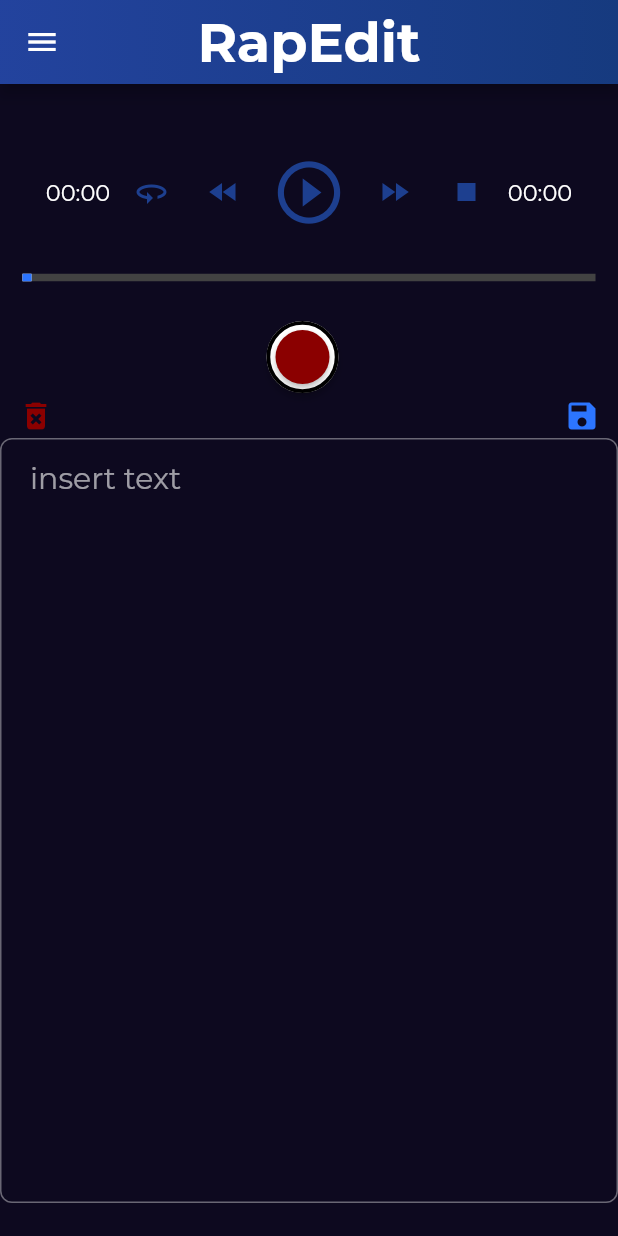
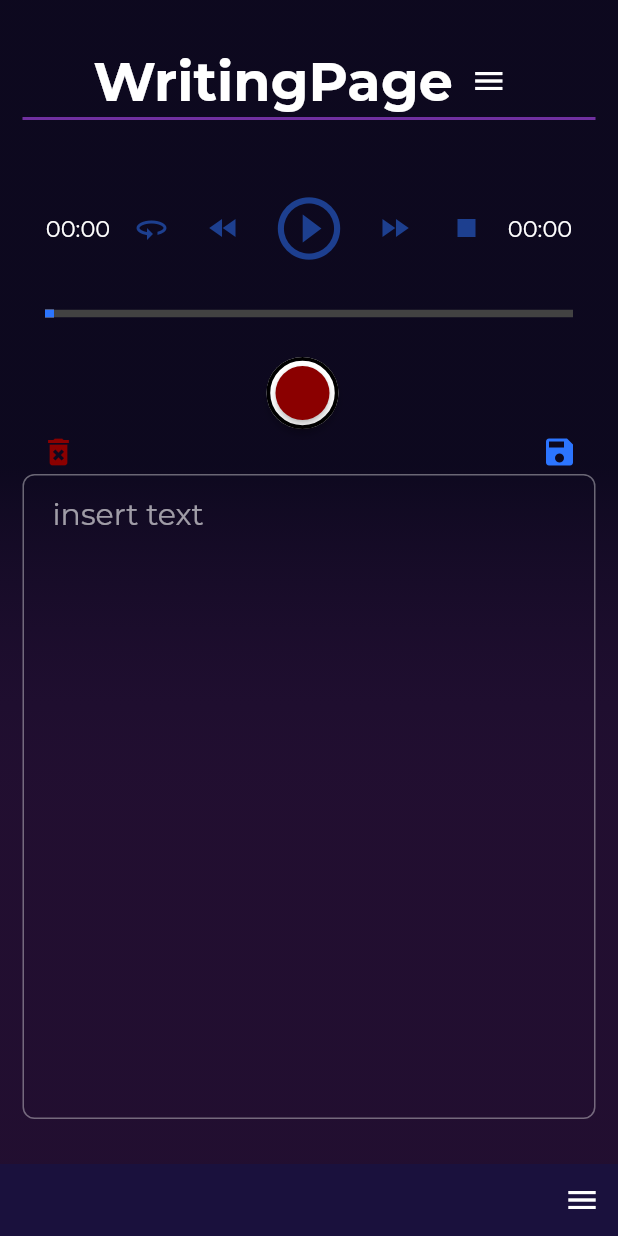
Before and after one commit to Catonzio/rap_edit, a Flutter app: the screen it shows after launch, after a tap on "Let's start!", on a phone screen of 412 x 824 dp. Run offline on Flutter 3.47's test engine with Material 2 defaults, Android fonts, the phone set to English and light mode, and no system bars; our stand-ins replace audioplayers, file_picker, gradient_app_bar, permission_handler, shared_preferences; missing offline and left inert: flutter_audio_recorder, share_extend, youtube_explode_dart; project files that could hold a hidden picture were left out.

Commit message:
cambiamenti estetici

```diff
--- a/lib/custom_widgets/CstmBackGround.dart
+++ b/lib/custom_widgets/CstmBackGround.dart
@@ -11,7 +11,7 @@ class CstmBackGround extends StatelessWidget {
   Widget build(BuildContext context) {
 
     return Container(
-      /*decoration: BoxDecoration(
+      decoration: BoxDecoration(
           gradient: LinearGradient(
               begin: Alignment.bottomLeft,
               end: Alignment.topLeft,
@@ -22,13 +22,13 @@ class CstmBackGround extends StatelessWidget {
               ],
               //colors: [MyColors.backGroundWhite, MyColors.endElementColor]
             colors: [
-              MyColors.endElementColor,
+              MyColors.softPurple.withOpacity(0.3),
               MyColors.deepPurple,
               MyColors.deepPurple,
             ]
           )
-      ),*/
-      color: MyColors.deepPurple,
+      ),
+      //color: MyColors.deepPurple,
       child: body,
     );
   }
--- a/lib/drawer/CstmDrawer.dart
+++ b/lib/drawer/CstmDrawer.dart
@@ -51,7 +51,9 @@ class CstmDrawerState extends State<CstmDrawer> {
   List<Widget> getButtons() {
     var buttonsMap = createButtons();
     List<Widget> buttons = List();
-    buttons.add(buttonsMap[ButtonsNames.buttonCancel]);
+
+    buttons.add(SizedBox(height: MediaQuery.of(context).size.height/2,));
+    //buttons.add(buttonsMap[ButtonsNames.buttonCancel]);
 
     if(widget.page is WritingPageState) {
       WritingPageState state = widget.page as WritingPageState;
@@ -199,7 +201,7 @@ class DrawerPainter extends CustomPainter{
         ? size.height
         : (size.height - 90)/(11.5/buttonsList.length);
 
-    RRect center2 = RRect.fromLTRBR(0, 0, size.width/2, height, Radius.circular(40));
+    RRect center2 = RRect.fromLTRBR(0, size.height - height, size.width/2, size.height, Radius.circular(40));
 
     LinearGradient gradient = LinearGradient(
         begin: Alignment.topRight,
--- a/lib/pages/PageStyle.dart
+++ b/lib/pages/PageStyle.dart
@@ -1,6 +1,8 @@
 import 'package:flutter/cupertino.dart';
 import 'package:flutter/material.dart';
 import 'package:rap_edit/custom_widgets/CstmBackGround.dart';
+import 'package:rap_edit/drawer/CstmDrawer.dart';
+import 'package:rap_edit/pages/MyPageInterface.dart';
 import 'package:rap_edit/support/CstmTextTheme.dart';
 import 'package:rap_edit/support/MyColors.dart';
 
@@ -19,25 +21,32 @@ class PageStyle extends StatefulWidget {
   PageStyleState createState() => PageStyleState();
 }
 
-class PageStyleState extends State<PageStyle> {
+class PageStyleState extends State<PageStyle> with MyPageInterface {
+
+  GlobalKey<ScaffoldState> _scaffoldKey = GlobalKey();
 
   @override
   Widget build(BuildContext context) {
     return Scaffold(
+      key: _scaffoldKey,
       bottomNavigationBar: Material(
         //elevation: 10,
         child: BottomAppBar(
           color: MyColors.deepPurple.withOpacity(1),
           elevation: 1000,
           child: Row(
+            crossAxisAlignment: CrossAxisAlignment.end,
+            mainAxisAlignment: MainAxisAlignment.end,
             children: <Widget>[
               IconButton(
                 icon: Icon(Icons.menu),
+                onPressed: () => { _scaffoldKey.currentState.openDrawer() },
               )
             ],
           ),
         ),
       ),
+      drawer: CstmDrawer(this),
       body: CstmBackGround(
         body: Center(
           child: Container(
@@ -51,13 +60,25 @@ class PageStyleState extends State<PageStyle> {
                       bottom: BorderSide(width: 2.0, color: MyColors.softPurple),
                     ),
                   ),
-                  child: Text("${widget.pageTitle}", style: CstmTextTheme.pageTitle,
-                    textAlign: TextAlign.center,),
+                  child: Row(
+                    crossAxisAlignment: CrossAxisAlignment.center,
+                    mainAxisAlignment: MainAxisAlignment.center,
+                    children: <Widget>[
+                      Text("${widget.pageTitle}", style: CstmTextTheme.pageTitle,
+                        textAlign: TextAlign.center,),
+                      IconButton(
+                        icon: Icon(Icons.menu),
+                        onPressed: () => { _scaffoldKey.currentState.openDrawer() },
+                      )
+                    ],
+                  )
                 ),
-                Column(
-                  crossAxisAlignment: CrossAxisAlignment.center,
-                  mainAxisAlignment: MainAxisAlignment.center,
-                  children: widget.body,
+                Expanded(
+                  child: Column(
+                    crossAxisAlignment: CrossAxisAlignment.center,
+                    mainAxisAlignment: MainAxisAlignment.center,
+                    children: widget.body,
+                  ),
                 )
               ],
             ),
@@ -67,4 +88,9 @@ class PageStyleState extends State<PageStyle> {
     );
   }
 
+  @override
+  void loadPage(String routeName) {
+    Navigator.popAndPushNamed(context, routeName);
+  }
+
 }
--- a/lib/pages/WritingPage.dart
+++ b/lib/pages/WritingPage.dart
@@ -24,6 +24,7 @@ import 'package:rap_edit/support/MyColors.dart';
 import '../models/SongFile.dart';
 import '../models/SongSingleton.dart';
 import '../support/MyColors.dart';
+import 'PageStyle.dart';
 import 'RegistrationsPage.dart';
 
 class WritingPage extends StatefulWidget {
@@ -63,21 +64,9 @@ class WritingPageState extends State<WritingPage> with AutomaticKeepAliveClientM
       maxLines: 20,
     );
 
-    return Scaffold(
-      //key: secondPageScaffold,
-      appBar: GradientAppBar(
-        title: controller.setTitleText(),
-        centerTitle: true,
-        backgroundColorStart: MyColors.deepPurple,
-        backgroundColorEnd: MyColors.endAppBar,
-        //serve per non permettere di tornare indietro dall'appbar
-        //automaticallyImplyLeading: false,
-      ),
-        drawer: CstmDrawer(this),
-        body: CstmBackGround(
-          body: Center(
-            child: Column(
-              children: <Widget>[
+    return PageStyle(
+      pageTitle: "WritingPage",
+      body: <Widget>[
         SizedBox(height: 10.0,),
         ChangeNotifierProvider(
           create: (context) => AudioPlayerController(),
@@ -122,11 +111,6 @@ class WritingPageState extends State<WritingPage> with AutomaticKeepAliveClientM
           child: textText,
         ),
       ],
-            ),
-          ),
-        ),
-        //floatingActionButton: FloatingButtonsCarousel(this),
-        //floatingActionButton: FloatingDeleteButton(writingPage: this,),
     );
   }
 
```
Also changed, not shown: lib/custom_widgets/CstmAppBar.dart (deleted, +0 -26 lines). Lines whose indentation alone changed are shown as unchanged.
